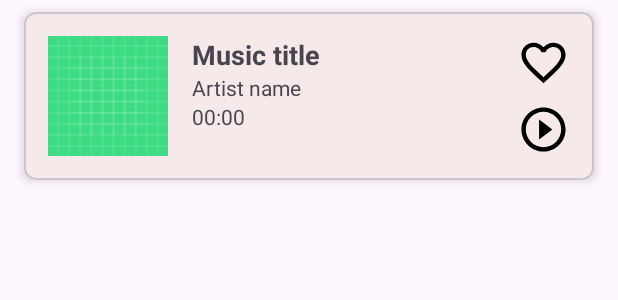
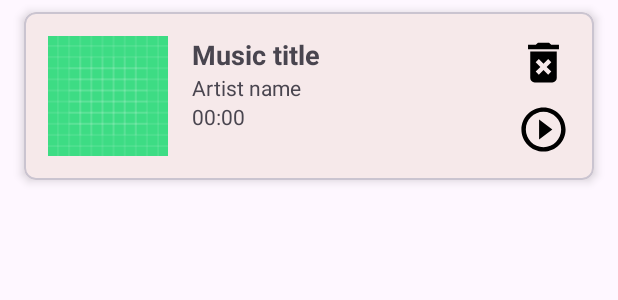
Before and after one commit to shainaBk/VideoConverterLSM, an Android app: the layout item_library.xml on its own in the app's theme, with its tools: preview values and no code run, on a phone screen of 412 x 824 dp. Shown: the top 300 px of the screen. Run offline under Robolectric (Android 15) with nearby library versions, the light colour scheme and no system bars.

Commit message:
set delete musique

```diff
--- /dev/null
+++ b/app/src/main/res/drawable/ic_delete.xml
@@ -0,0 +1,10 @@
+<vector xmlns:android="http://schemas.android.com/apk/res/android"
+    android:width="35dp"
+    android:height="35dp"
+    android:tint="#000000"
+    android:viewportWidth="24"
+    android:viewportHeight="24">
+  <path
+      android:fillColor="@android:color/white"
+      android:pathData="M6,19c0,1.1 0.9,2 2,2h8c1.1,0 2,-0.9 2,-2L18,7L6,7v12zM8.46,11.88l1.41,-1.41L12,12.59l2.12,-2.12 1.41,1.41L13.41,14l2.12,2.12 -1.41,1.41L12,15.41l-2.12,2.12 -1.41,-1.41L10.59,14l-2.13,-2.12zM15.5,4l-1,-1h-5l-1,1L5,4v2h14L19,4z"/>
+</vector>
--- a/app/src/main/res/layout/item_library.xml
+++ b/app/src/main/res/layout/item_library.xml
@@ -59,12 +59,12 @@
             android:layout_height="match_parent">
 
             <ImageButton
-                android:id="@+id/btn_favorite"
+                android:id="@+id/btn_delete"
                 android:layout_width="wrap_content"
                 android:layout_height="wrap_content"
                 android:background="@null"
-                android:contentDescription="@string/favorite_button"
-                android:src="@drawable/ic_favorite_border"
+                android:contentDescription="@string/delete_button"
+                android:src="@drawable/ic_delete"
                 app:layout_constraintStart_toStartOf="@id/layout_button"
                 app:layout_constraintTop_toTopOf="@+id/layout_button" />
 
--- a/app/src/main/res/values/strings.xml
+++ b/app/src/main/res/values/strings.xml
@@ -29,6 +29,7 @@
     <string name="enter_newConf_password">Confirm your new password</string>
     <string name="clear_music">Clear music</string>
     <string name="favorite_button">Favorite button</string>
+    <string name="delete_button">delete button</string>
     <string name="play_button">Play button</string>
     <string name="music_title">Music title</string>
     <string name="artist_name">Artist name</string>
```
Also changed, not shown: app/src/main/java/com/mobiledevices/videoconverter/Core/Dao/FirestoreRepository.kt (+21 -0 lines), app/src/main/java/com/mobiledevices/videoconverter/ViewModel/SharedViewModel.kt (+14 -0 lines), app/src/main/java/com/mobiledevices/videoconverter/ui/adapter/MusicLibraryAdapter.kt (+16 -9 lines), app/src/main/java/com/mobiledevices/videoconverter/ui/application/LibraryFragment.kt (+11 -14 lines).
